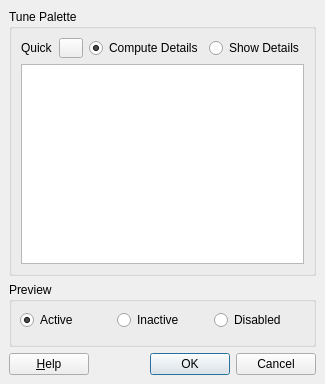
First picture: the form in tools/designer/src/components/propertyeditor/paletteeditor.ui, repository arnt/qt-history2, before the edit.
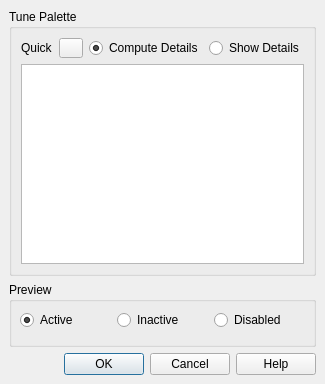
Second picture: the form after the edit. Custom widgets are drawn as their Qt base class.

The edit to the form file:
```diff
--- a/tools/designer/src/components/propertyeditor/paletteeditor.ui
+++ b/tools/designer/src/components/propertyeditor/paletteeditor.ui
@@ -177,69 +177,14 @@
     </widget>
    </item>
    <item>
-    <layout class="QHBoxLayout" >
-     <property name="margin" >
-      <number>0</number>
+    <widget class="QDialogButtonBox" name="buttonBox" >
+     <property name="orientation" >
+      <enum>Qt::Horizontal</enum>
      </property>
-     <property name="spacing" >
-      <number>6</number>
+     <property name="standardButtons" >
+      <set>QDialogButtonBox::Cancel|QDialogButtonBox::Help|QDialogButtonBox::NoButton|QDialogButtonBox::Ok</set>
      </property>
-     <item>
-      <widget class="QPushButton" name="buttonHelp" >
-       <property name="text" >
-        <string>&amp;Help</string>
-       </property>
-       <property name="autoDefault" >
-        <bool>true</bool>
-       </property>
-      </widget>
-     </item>
-     <item>
-      <spacer>
-       <property name="orientation" >
-        <enum>Qt::Horizontal</enum>
-       </property>
-       <property name="sizeType" >
-        <enum>QSizePolicy::Expanding</enum>
-       </property>
-       <property name="sizeHint" >
-        <size>
-         <width>20</width>
-         <height>20</height>
-        </size>
-       </property>
-      </spacer>
-     </item>
-     <item>
-      <widget class="QPushButton" name="buttonOk" >
-       <property name="whatsThis" >
-        <string>Close the dialog and apply all the changes.</string>
-       </property>
-       <property name="text" >
-        <string>OK</string>
-       </property>
-       <property name="autoDefault" >
-        <bool>true</bool>
-       </property>
-       <property name="default" >
-        <bool>true</bool>
-       </property>
-      </widget>
-     </item>
-     <item>
-      <widget class="QPushButton" name="buttonCancel" >
-       <property name="whatsThis" >
-        <string>Close the dialog and discard any changes.</string>
-       </property>
-       <property name="text" >
-        <string>Cancel</string>
-       </property>
-       <property name="autoDefault" >
-        <bool>true</bool>
-       </property>
-      </widget>
-     </item>
-    </layout>
+    </widget>
    </item>
   </layout>
  </widget>
```
Left out of the diff: 40 changed lines with no effect on the pictures.
